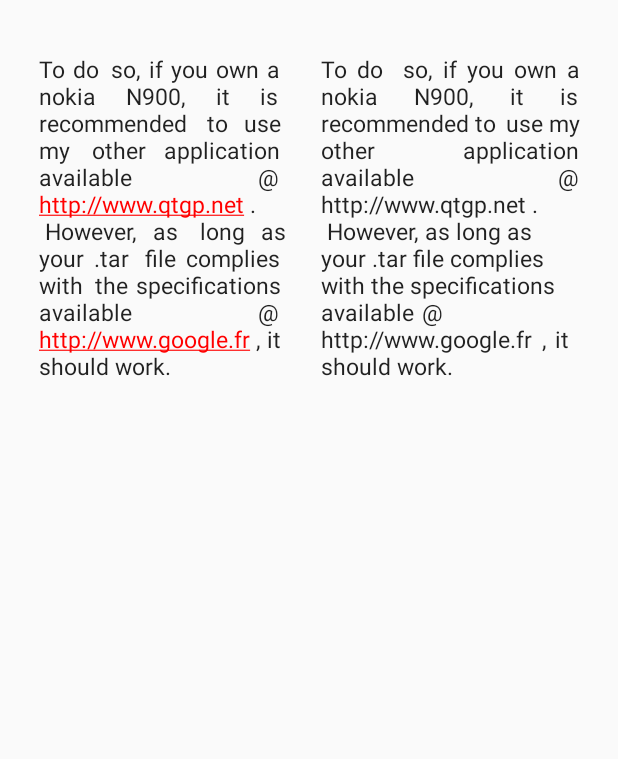
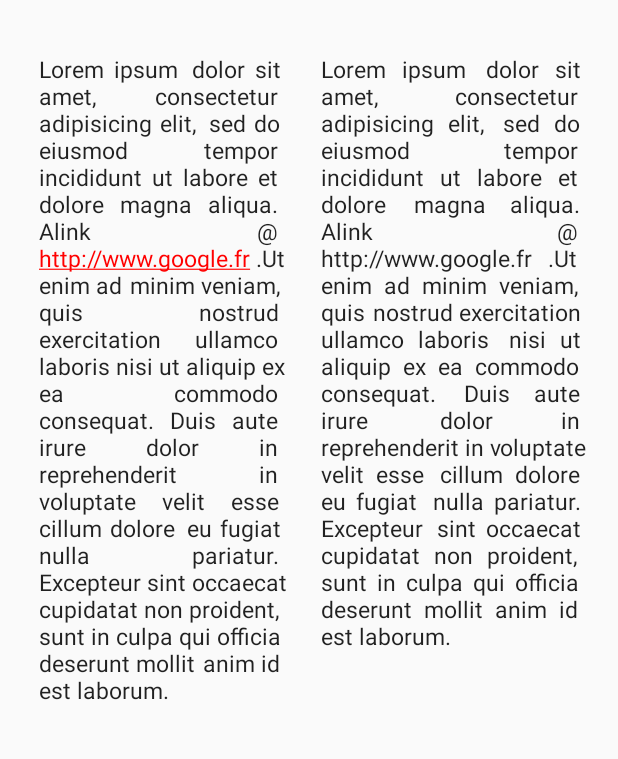
Before and after one commit to amilcar-sr/JustifiedTextView, an Android app: the screen it shows after launch (MainActivity), on a phone screen of 412 x 824 dp, the part 100-859 px from its top. Run offline under Robolectric (Android 15) with nearby library versions, the phone set to English and light mode, and no system bars.

Commit message:
Removed unused strings

```diff
--- a/ExampleApp/src/main/java/com/codesgood/example/activities/MainActivity.java
+++ b/ExampleApp/src/main/java/com/codesgood/example/activities/MainActivity.java
@@ -23,7 +23,7 @@ public class MainActivity extends Activity implements JustifiedTextView.TextLink
         setContentView(R.layout.activity_main);
 
         JustifiedTextView view = (JustifiedTextView) findViewById(R.id.text_one);
-        view.setText(getResources().getString(R.string.noticeInstructions));
+        view.setText(getResources().getString(R.string.lorem_ipsum));
         view.setLinkTextColor(Color.RED);
         view.setOnTextLinkClickListener(this);
         view.setMovementMethod(LinkMovementMethod.getInstance());
--- a/ExampleApp/src/main/res/layout/activity_main.xml
+++ b/ExampleApp/src/main/res/layout/activity_main.xml
@@ -37,7 +37,7 @@
 
         <com.codesgood.views.JustifiedTextView
             android:id="@+id/text_two"
-            android:text="@string/noticeInstructions"
+            android:text="@string/lorem_ipsum"
             android:layout_width="0dp"
             android:layout_height="wrap_content"
             android:layout_weight="1"
--- a/ExampleApp/src/main/res/values/strings.xml
+++ b/ExampleApp/src/main/res/values/strings.xml
@@ -4,7 +4,5 @@
     <string name="app_name">JustifiedTextView</string>
     <string name="hello_world">Hello world!</string>
     <string name="action_settings">Settings</string>
-    <string name="lorem_ipsum">Lorem ipsum dolor sit amet, consectetur adipisicing elit, sed do eiusmod tempor incididunt ut labore et dolore magna aliqua. Ut enim ad minim veniam, quis nostrud exercitation ullamco laboris nisi ut aliquip ex ea commodo consequat. Duis aute irure dolor in reprehenderit in voluptate velit esse cillum dolore eu fugiat nulla pariatur. Excepteur sint occaecat cupidatat non proident, sunt in culpa qui officia deserunt mollit anim id est laborum.</string>
-    <string name="noticeInstructionsHtml"><![CDATA[To do so, if you own a nokia N900, it is recommended to use my other application available @ <a href="http://www.qtgp.net">http://www.qtgp.net </a> .\n However, as long as your .tar file complies with the specifications available @ <a href="http://www.google.fr">http://www.google.fr </a> , it should work.]]></string>
-    <string name="noticeInstructions">To do so, if you own a nokia N900, it is recommended to use my other application available @ http://www.qtgp.net .\n However, as long as your .tar file complies with the specifications available @ http://www.google.fr , it should work.</string>
+    <string name="lorem_ipsum">Lorem ipsum dolor sit amet, consectetur adipisicing elit, sed do eiusmod tempor incididunt ut labore et dolore magna aliqua. Alink @ http://www.google.fr .Ut enim ad minim veniam, quis nostrud exercitation ullamco laboris nisi ut aliquip ex ea commodo consequat. Duis aute irure dolor in reprehenderit in voluptate velit esse cillum dolore eu fugiat nulla pariatur. Excepteur sint occaecat cupidatat non proident, sunt in culpa qui officia deserunt mollit anim id est laborum.</string>
 </resources>
```
